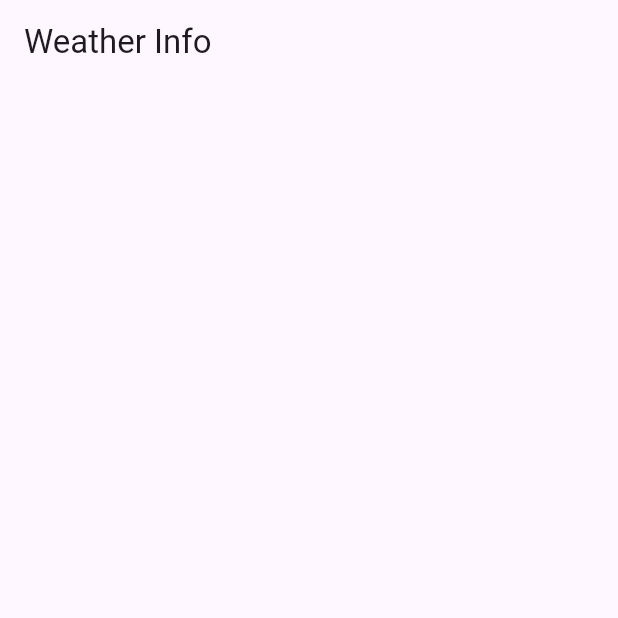
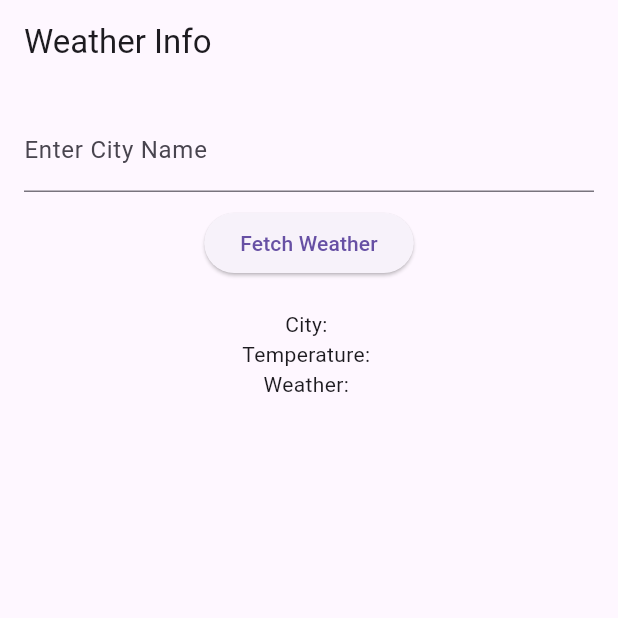
Before and after one commit to anguyen221/weather_app, a Flutter app: the screen it shows after launch, on a phone screen of 412 x 824 dp, the top half of it. Run offline on Flutter 3.47's test engine with Material 3 defaults, Android fonts, the phone set to English and light mode, and no system bars.

Commit message:
Added the user interface

```diff
--- a/lib/main.dart
+++ b/lib/main.dart
@@ -21,6 +21,15 @@ class WeatherScreen extends StatefulWidget {
 }
 
 class WeatherScreenState extends State<WeatherScreen> {
+  final TextEditingController cityController = TextEditingController();
+  String cityName = '';
+  String temperature = '';
+  String weather = '';
+
+  void fetchWeather(){
+
+  }
+
   @override
   Widget build(BuildContext context) {
     return Scaffold(
@@ -29,6 +38,19 @@ class WeatherScreenState extends State<WeatherScreen> {
         padding: const EdgeInsets.all(16.0),
         child: Column(
           children: [
+            TextField(
+              controller: cityController,
+              decoration: InputDecoration(labelText: 'Enter City Name'),
+            ),
+            SizedBox(height: 10),
+            ElevatedButton(
+              onPressed: fetchWeather,
+              child: Text('Fetch Weather'),
+            ),
+            SizedBox(height: 20),
+            Text('City: $cityName'),
+            Text('Temperature: $temperature'),
+            Text('Weather: $weather'),
           ],
         ),
       ),
```
